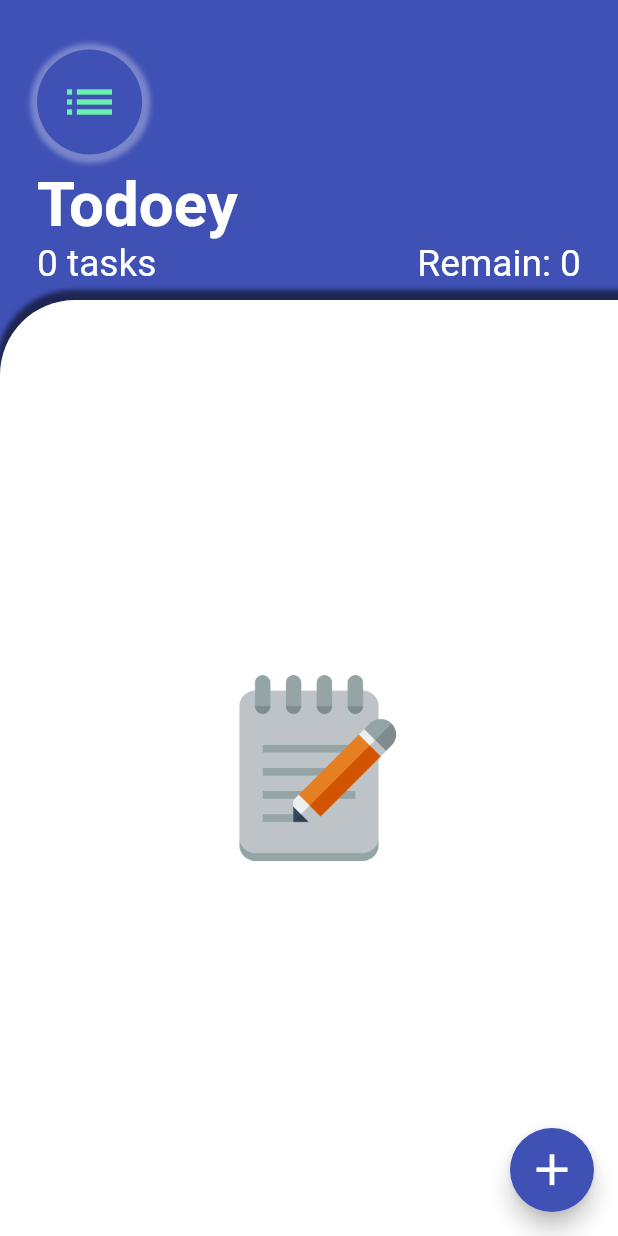
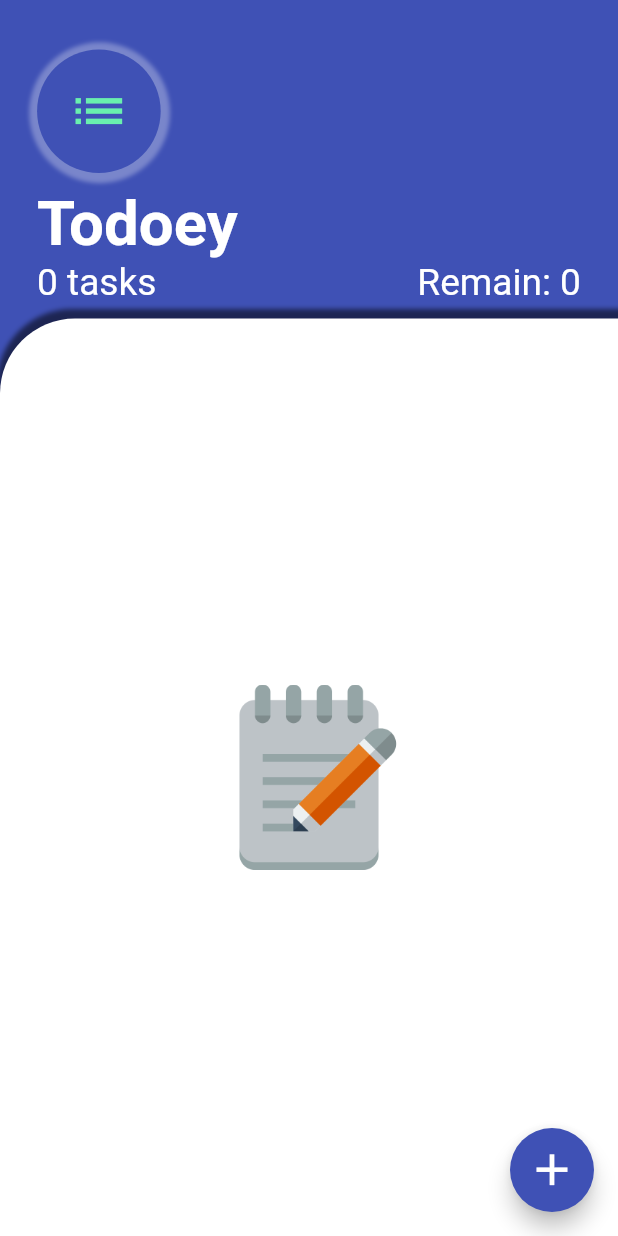
Before and after one commit to sohagmahin/flutter_todoey, a Flutter app: the screen it shows after launch, on a phone screen of 412 x 824 dp. Run offline on Flutter 3.47's test engine with Material 2 defaults, Android fonts, the phone set to English and light mode, and no system bars; our stand-ins replace animated_text_kit, flutter_colorpicker, shared_preferences, sqflite; accounts and stored records are empty.

Commit message:
Separated as a Widget & Used MediaQuery

```diff
--- a/lib/screen_task/task_screen.dart
+++ b/lib/screen_task/task_screen.dart
@@ -1,10 +1,11 @@
 import 'dart:io';
 import 'package:flutter/material.dart';
+import 'package:flutter_todoey/widgets/custom_menu_button.dart';
 import 'package:flutter_todoey/widgets/task_list.dart';
 import 'package:flutter_todoey/screen_task/addtask_screen.dart';
 import 'package:flutter_todoey/provider/task_provider.dart';
 import 'package:provider/provider.dart';
-import '../widgets/app_drawer.dart';
+import 'package:flutter_todoey/widgets/app_drawer.dart';
 
 class TaskScreen extends StatelessWidget {
   @override
@@ -42,7 +43,7 @@ class TaskScreen extends StatelessWidget {
                 child: Column(
                   crossAxisAlignment: CrossAxisAlignment.start,
                   children: <Widget>[
-                    _buildCustomMenuButton(),
+                    CustomMenuButton(),
                     SizedBox(
                       height: 10.0,
                     ),
@@ -107,36 +108,3 @@ class TaskScreen extends StatelessWidget {
     );
   }
 }
-
-class _buildCustomMenuButton extends StatelessWidget {
-  @override
-  Widget build(BuildContext context) {
-    return Container(
-      decoration: BoxDecoration(
-        shape: BoxShape.circle,
-        boxShadow: [
-          BoxShadow(
-              color: Colors.white30,
-              blurRadius: 2,
-              spreadRadius: 5,
-              offset: Offset(0.5, 1))
-        ],
-      ),
-      child: GestureDetector(
-        onTap: () {
-          print('Tapped');
-          Scaffold.of(context).openDrawer();
-        },
-        child: CircleAvatar(
-          radius: 35.0,
-          backgroundColor: Theme.of(context).primaryColor,
-          child: Icon(
-            Icons.list,
-            size: 40.0,
-            color: Theme.of(context).accentColor,
-          ),
-        ),
-      ),
-    );
-  }
-}
--- /dev/null
+++ b/lib/widgets/custom_menu_button.dart
@@ -0,0 +1,39 @@
+import 'package:flutter/material.dart';
+
+class CustomMenuButton extends StatelessWidget {
+  @override
+  Widget build(BuildContext context) {
+
+    Size size = MediaQuery.of(context).size;
+    double originalHeight = size.height;
+    double originalWidth = size.width;
+
+    return Container(
+      decoration: BoxDecoration(
+        shape: BoxShape.circle,
+        boxShadow: [
+          BoxShadow(
+              color: Colors.white30,
+              blurRadius: originalHeight*0.002,
+              spreadRadius: originalHeight*0.007,
+              offset: Offset(0.5, 1))
+        ],
+      ),
+      child: GestureDetector(
+        onTap: () {
+          print('Tapped');
+          Scaffold.of(context).openDrawer();
+        },
+        child: CircleAvatar(
+          radius: originalHeight*0.05,
+          backgroundColor: Theme.of(context).primaryColor,
+          child: Icon(
+            Icons.list,
+            size: originalHeight*0.05,
+            color: Theme.of(context).accentColor,
+          ),
+        ),
+      ),
+    );
+  }
+}
```
